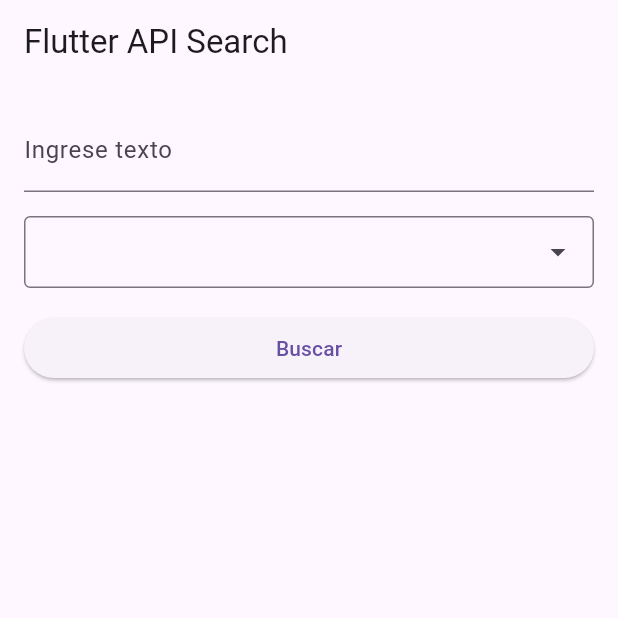
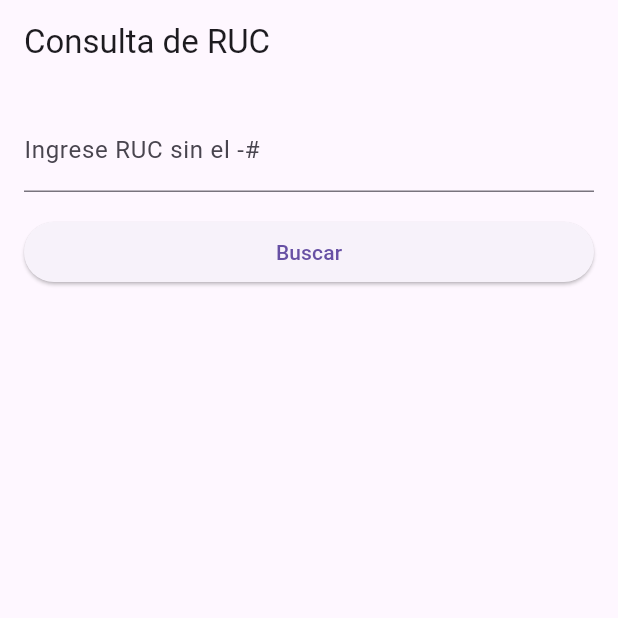
Before and after one commit to franbar95/rucspyapp, a Flutter app: the screen it shows after launch, after a tap on "Buscar", on a phone screen of 412 x 824 dp, the top half of it. Run offline on Flutter 3.47's test engine with Material 3 defaults, Android fonts, the phone set to English and light mode, and no system bars; drawn by our look-alikes of dropdown_search; network calls fail.

```diff
--- a/lib/main.dart
+++ b/lib/main.dart
@@ -3,7 +3,6 @@
 
 import 'package:flutter/material.dart';
 import 'package:http/http.dart' as http;
-import 'package:dropdown_search/dropdown_search.dart';
 import 'package:rucspyapp/models/rucinfo.dart';
 
 void main() {
@@ -14,6 +13,8 @@
   @override
   Widget build(BuildContext context) {
     return MaterialApp(
+      debugShowCheckedModeBanner: false,
+      title: 'Consulta de RUC',
       home: MyHomePage(),
     );
   }
@@ -50,7 +51,7 @@
         listaRucs = listaDesdeJson(decodedBody);
       });
     } else {
-      throw Exception('Failed to load data');
+      throw Exception('Error al obtener los datos.!');
     }
   }
 
@@ -58,7 +59,7 @@
   Widget build(BuildContext context) {
     return Scaffold(
       appBar: AppBar(
-        title: Text('Flutter API Search'),
+        title: const Text('Consulta de RUC'),
       ),
       body: Padding(
         padding: const EdgeInsets.all(16.0),
@@ -69,28 +70,19 @@
               onChanged: (value) {
                 texto = value;
               },
-              decoration: InputDecoration(
-                labelText: 'Ingrese texto',
+              decoration: const InputDecoration(
+                labelText: 'Ingrese RUC sin el -#',
               ),
             ),
-            SizedBox(height: 16),
-            DropdownSearch<String>(
-              items: ['Opción 1', 'Opción 2', 'Opción 3'],
-              onChanged: (String? value) {
-                setState(() {
-                  selectedOption = value ?? '';
-                });
-              },
-            ),
-            SizedBox(height: 16),
+            const SizedBox(height: 16),
             ElevatedButton(
               onPressed: () {
                 // Trigger API search
                 fetchData(texto);
               },
-              child: Text('Buscar'),
+              child: const Text('Buscar'),
             ),
-            SizedBox(height: 16),
+            const SizedBox(height: 16),
             Expanded(
               child: ListView(
                 children: listaRucs.map((e) => RucView(rucInfo: e)).toList(),
--- a/pubspec.yaml
+++ b/pubspec.yaml
@@ -54,7 +54,6 @@
 
 # The following section is specific to Flutter packages.
 flutter:
-
   # The following line ensures that the Material Icons font is
   # included with your application, so that you can use the icons in
   # the material Icons class.
```
Also changed, not shown: 22 other files.
